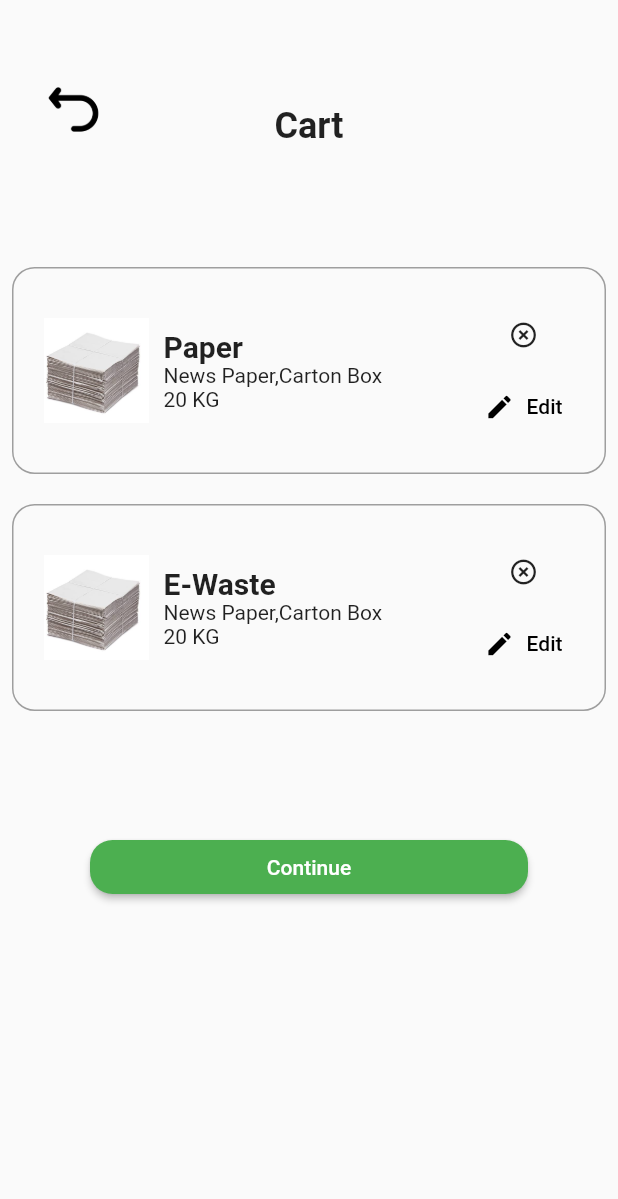
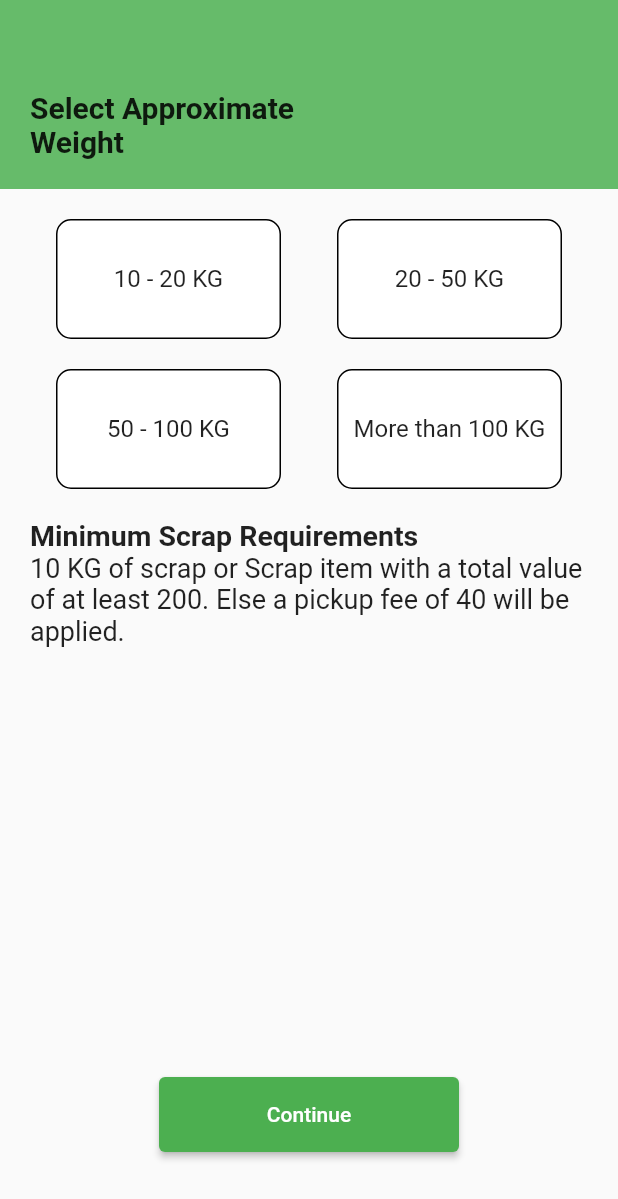
Before and after one commit to Gokul3141/Scarpkerala, a Flutter app: the Cart screen opened by its route, after a tap on "Continue", on a phone screen of 412 x 824 dp. Shown: the top 1199 px of the screen. Run offline on Flutter 3.47's test engine with Material 2 defaults, Android fonts, the phone set to English and light mode, and no system bars; our stand-ins replace flutter_image_slideshow, get, image_picker; network calls fail.

Commit message:
added Screens and made modifications

```diff
--- a/lib/routes.dart
+++ b/lib/routes.dart
@@ -1,4 +1,5 @@
 import 'package:get/get.dart';
+import 'package:scarpkerala/screens/adress/address_view.dart';
 
 import 'package:scarpkerala/screens/cart/cartview.dart';
 import 'package:scarpkerala/screens/home/bottombarview.dart';
@@ -6,6 +7,7 @@ import 'package:scarpkerala/screens/home/homeview.dart';
 import 'package:scarpkerala/screens/loginscereeen/otpscreen.dart';
 import 'package:scarpkerala/screens/pricelist/priceview.dart';
 import 'package:scarpkerala/screens/profile/profileview.dart';
+import 'package:scarpkerala/screens/weight/weight_view.dart';
 
 class AppRoutes {
   static String otpscrn="/otpscreen";
@@ -14,6 +16,10 @@ class AppRoutes {
   static String profilescrn = "/profile";
   static String pricescn = "/price";
   static String homescn = "/bottomscreen";
+  static String addres = "/addrs";
+  static String weigt = "/weit";
+
+
 
 
 
@@ -26,6 +32,10 @@ class AppRoutes {
     GetPage(name: profilescrn, page: () => Profile()),
     GetPage(name: pricescn, page: () => Price()),
     GetPage(name: homescn, page: () => Home()),
+    GetPage(name: addres, page: ()=>AddressScreen()),
+    GetPage(name: weigt, page: () => GridScreen()),
+
+
 
 
   ];
--- a/lib/screens/cart/cartview.dart
+++ b/lib/screens/cart/cartview.dart
@@ -1,5 +1,6 @@
 import 'package:flutter/material.dart';
 import 'package:get/get.dart';
+import 'package:scarpkerala/routes.dart';
 
 import 'cartconteroller.dart';
 
@@ -80,7 +81,7 @@ class CartPageUI extends StatelessWidget {
                     shape: RoundedRectangleBorder(
                         borderRadius: BorderRadius.circular(15))),
                 onPressed: () {
-                  // Continue button logic
+                  Get.toNamed(AppRoutes.weigt);
                 },
                 child: const Text(
                   "Continue",
--- a/lib/screens/home/bottombarview.dart
+++ b/lib/screens/home/bottombarview.dart
@@ -1,8 +1,6 @@
 import 'package:flutter/material.dart';
 import 'package:get/get.dart';
 import 'package:scarpkerala/screens/home/homecontroller.dart';
-import 'package:scarpkerala/screens/onboarding/pickup.dart';
-
 import '../cart/cartview.dart';
 import '../pricelist/priceview.dart';
 import '../profile/profileview.dart';
@@ -18,7 +16,7 @@ class Bottombar extends StatelessWidget {
     final List<Widget> tabs = [
       Home(),
       Price(),
-      const PickupBoarding(),
+      Cart(),
       Profile(),
     ];
 
--- /dev/null
+++ b/lib/screens/weight/weight_controller.dart
@@ -0,0 +1,6 @@
+import 'package:get/get.dart';
+
+class weightcontrollr extends GetxController{
+  String? selectedWeight;
+
+}
--- /dev/null
+++ b/lib/screens/weight/weight_view.dart
@@ -0,0 +1,182 @@
+import 'package:flutter/material.dart';
+import 'package:get/get.dart';
+import 'package:get/get_core/src/get_main.dart';
+import 'package:scarpkerala/routes.dart';
+import 'package:scarpkerala/screens/weight/weight_controller.dart';
+
+class GridScreen extends StatelessWidget {
+  GridScreen({Key? key}) : super(key: key);
+  final weitcontroll = Get.put(weightcontrollr());
+
+  @override
+  Widget build(BuildContext context) {
+    return Scaffold(
+      body: ListView(
+        children: [
+          Container(
+            color: Colors.green[400],
+            padding: const EdgeInsets.fromLTRB(20, 60, 20, 20),
+            child: const Column(
+              crossAxisAlignment: CrossAxisAlignment.start,
+              children: [
+                Text(
+                  'Select Approximate                                   ',
+                  style: TextStyle(fontSize: 20, fontWeight: FontWeight.bold),
+                ),
+                Text(
+                  'Weight                                                         ',
+                  style: TextStyle(fontSize: 20, fontWeight: FontWeight.bold),
+                ),
+              ],
+            ),
+          ),
+          const SizedBox(
+            height: 20,
+          ),
+          Row(
+            mainAxisAlignment: MainAxisAlignment.spaceEvenly,
+            children: [
+              GestureDetector(
+                onTap: () {
+                  weitcontroll.selectedWeight = '10 - 20 KG';
+                },
+                child: ContainerItem(
+                  '10 - 20 KG',
+                  width: 150,
+                  height: 80,
+                  isSelected: weitcontroll.selectedWeight == '10 - 20 KG',
+                ),
+              ),
+              GestureDetector(
+                onTap: () {
+                  weitcontroll.selectedWeight = '20 - 50 KG';
+                },
+                child: ContainerItem(
+                  '20 - 50 KG',
+                  width: 150,
+                  height: 80,
+                  isSelected: weitcontroll.selectedWeight == '20 - 50 KG',
+                ),
+              ),
+            ],
+          ),
+          const SizedBox(
+            height: 20,
+          ),
+          Row(
+            mainAxisAlignment: MainAxisAlignment.spaceEvenly,
+            children: [
+              GestureDetector(
+                onTap: () {
+                  weitcontroll.selectedWeight == '50 - 100 KG';
+                },
+                child: ContainerItem(
+                  '50 - 100 KG',
+                  width: 150,
+                  height: 80,
+                  isSelected: weitcontroll.selectedWeight == '50 - 100 KG',
+                ),
+              ),
+              GestureDetector(
+                onTap: () {
+                  weitcontroll.selectedWeight == 'More than 100 KG';
+                },
+                child: ContainerItem(
+                  'More than 100 KG',
+                  width: 150,
+                  height: 80,
+                  isSelected: weitcontroll.selectedWeight == 'More than 100 KG',
+                ),
+              ),
+            ],
+          ),
+          const Padding(
+            padding: EdgeInsets.all(20.0),
+            child: Column(
+              crossAxisAlignment: CrossAxisAlignment.start,
+              children: [
+                Text(
+                  'Minimum Scrap Requirements',
+                  style: TextStyle(fontSize: 19, fontWeight: FontWeight.bold),
+                ),
+                Text(
+                  '10 KG of scrap or Scrap item with a total value of at least 200. Else a pickup fee of 40 will be applied.',
+                  style: TextStyle(fontSize: 18),
+                ),
+              ],
+            ),
+          ),
+          const SizedBox(height: 20.0),
+        ],
+      ),
+      floatingActionButton: Padding(
+        padding: const EdgeInsets.fromLTRB(20, 20, 20, 40),
+        child: ElevatedButton(
+          onPressed: () {
+            Get.toNamed(AppRoutes.addres);
+          },
+          style: ElevatedButton.styleFrom(
+            primary: Colors.green,
+            minimumSize: const Size(200, 50),
+          ),
+          child: const Text('Continue'),
+        ),
+      ),
+      floatingActionButtonLocation: FloatingActionButtonLocation.centerFloat,
+      bottomNavigationBar: null,
+    );
+  }
+}
+
+class ContainerItem extends StatelessWidget {
+  final String title;
+  final double width;
+  final double height;
+  final bool isSelected;
+
+  ContainerItem(this.title,
+      {required this.width, required this.height, required this.isSelected});
+
+  @override
+  Widget build(BuildContext context) {
+    return Container(
+      width: width,
+      height: height,
+      decoration: BoxDecoration(
+        border: Border.all(color: Colors.black),
+        borderRadius: BorderRadius.circular(10.0),
+        color: Colors.white,
+      ),
+      child: Stack(
+        children: [
+          Center(
+            child: Text(
+              title,
+              style: const TextStyle(fontSize: 16.0),
+            ),
+          ),
+          if (isSelected)
+            Positioned(
+              top: 5,
+              right: 5,
+              child: Container(
+                width: 20,
+                height: 20,
+                decoration: const BoxDecoration(
+                  shape: BoxShape.circle,
+                  color: Colors.green,
+                ),
+                child: const Center(
+                  child: Icon(
+                    Icons.check,
+                    color: Colors.white,
+                    size: 14,
+                  ),
+                ),
+              ),
+            ),
+        ],
+      ),
+    );
+  }
+}
```
Also changed, not shown: lib/screens/adress/address_view.dart (added, +86 -0 lines).
